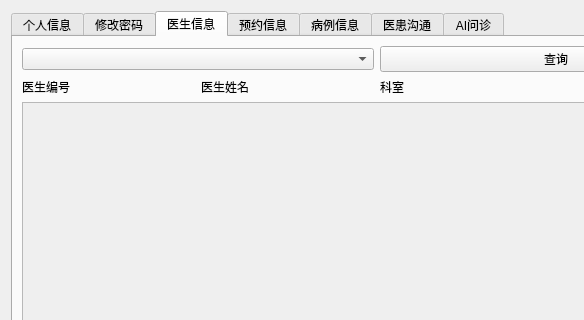
The window that src/patient-client/src/mainwindow.ui (bit-cs-practicing/MedicalIntelligence) describes before a commit, drawn with Qt 5; both pictures show x 0 to 584 and y 0 to 320 of the 754 by 607 pixel window.
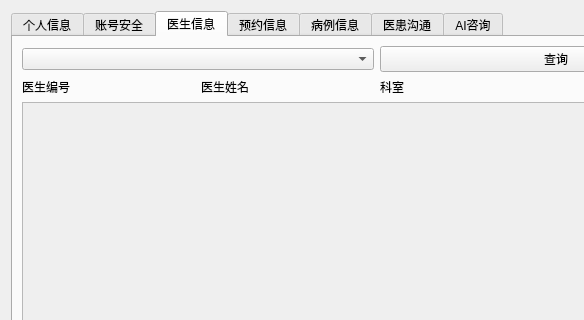
The same window after the commit.

What changed in the file:
```diff
--- a/src/patient-client/src/mainwindow.ui
+++ b/src/patient-client/src/mainwindow.ui
@@ -119,7 +119,7 @@
      </widget>
      <widget class="QWidget" name="tab_2">
       <attribute name="title">
-       <string>修改密码</string>
+       <string>账号安全</string>
       </attribute>
       <layout class="QGridLayout" name="gridLayout_3">
        <item row="1" column="0">
@@ -450,7 +450,7 @@
      </widget>
      <widget class="QWidget" name="tab_7">
       <attribute name="title">
-       <string>AI问诊</string>
+       <string>AI咨询</string>
       </attribute>
       <layout class="QGridLayout" name="gridLayout_8" rowstretch="0,3,8">
        <item row="0" column="0">
```
